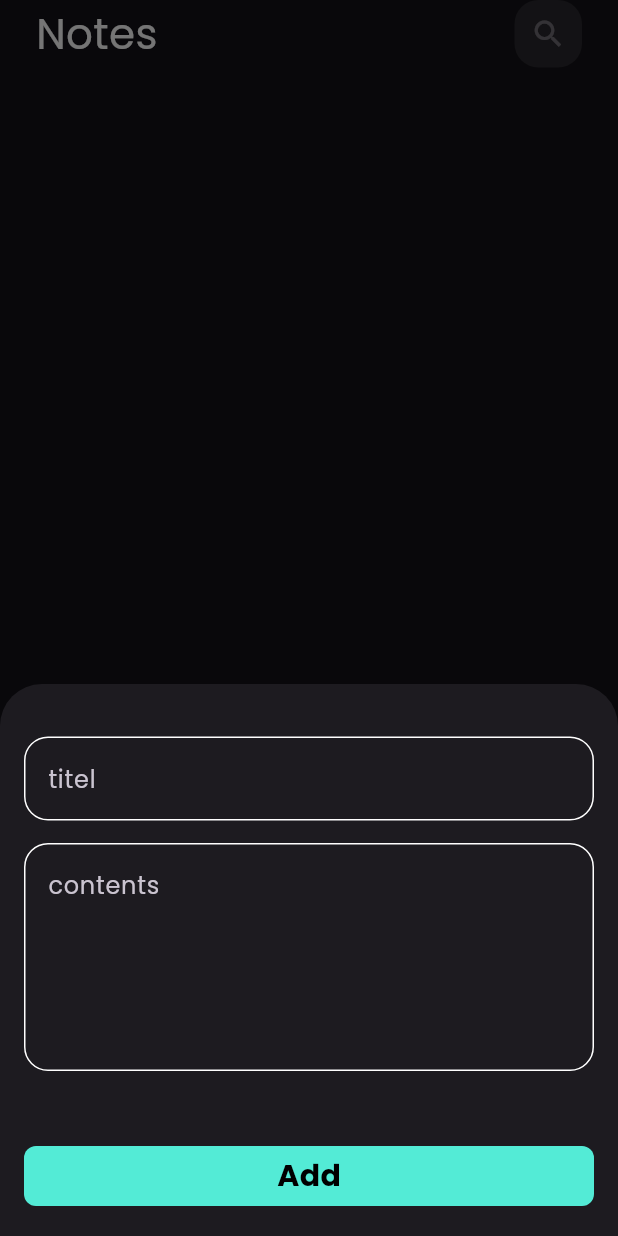
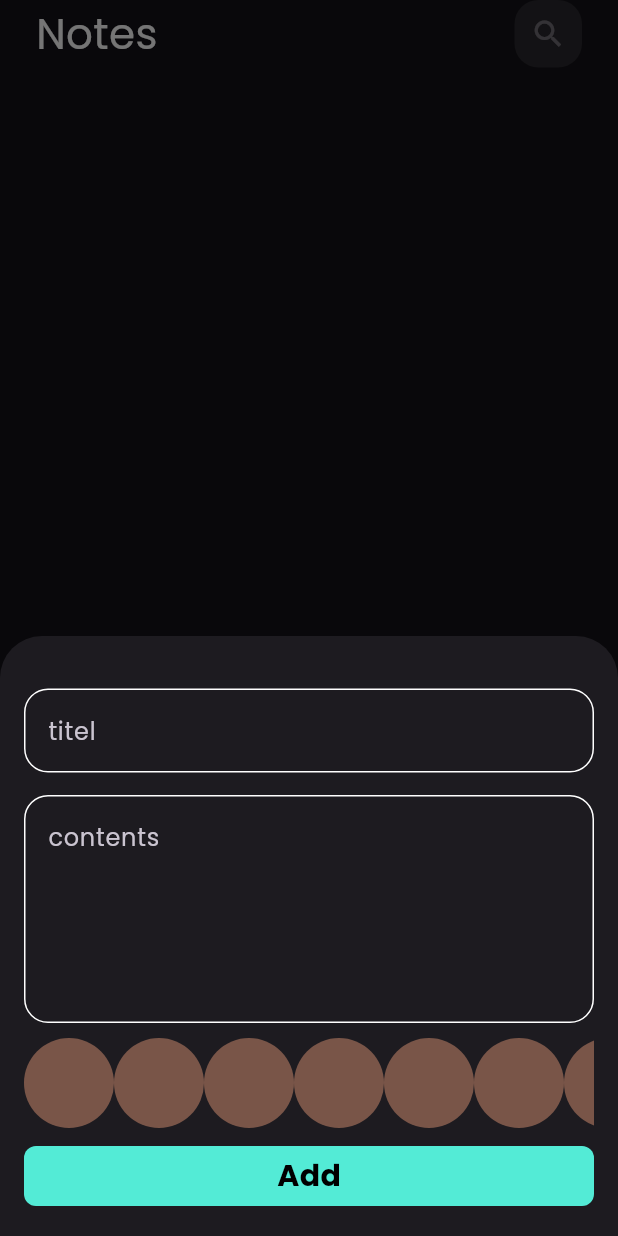
Before and after one commit to reemmohmed/notsapp, a Flutter app: the screen it shows after launch, after a tap on the "add" icon, on a phone screen of 412 x 824 dp. Run offline on Flutter 3.47's test engine with Material 3 defaults, Android fonts, the phone set to English and light mode, and no system bars; our stand-ins replace bloc, flutter_bloc, font_awesome_flutter, hive, hive_flutter; accounts and stored records are empty.

Commit message:
add color list view

```diff
--- a/lib/views/widgets/add_note_form.dart
+++ b/lib/views/widgets/add_note_form.dart
@@ -4,6 +4,7 @@ import 'package:notsapp/Models/note_model.dart';
 import 'package:notsapp/cubits/add_note/add_note_cubit.dart';
 import 'package:intl/intl.dart';
 
+import 'color_list_view.dart';
 import 'custom_buttom.dart';
 import 'custom_text_field.dart';
 
@@ -54,7 +55,11 @@ class _AddnoteformState extends State<Addnoteform> {
             maxLines: 5,
           ),
           const SizedBox(
-            height: 50,
+            height: 10,
+          ),
+          ColorListView(),
+          const SizedBox(
+            height: 12,
           ),
           BlocBuilder<AddNoteCubit, AddNoteState>(
             builder: (context, state) {
--- a/lib/views/widgets/add_notes_buttom_sheet.dart
+++ b/lib/views/widgets/add_notes_buttom_sheet.dart
@@ -1,6 +1,5 @@
 import 'package:flutter/material.dart';
 import 'package:flutter_bloc/flutter_bloc.dart';
-import 'package:modal_progress_hud_nsn/modal_progress_hud_nsn.dart';
 import 'package:notsapp/cubits/add_note/add_note_cubit.dart';
 import 'package:notsapp/cubits/notes_cubit/notes_cubit.dart';
 import 'package:notsapp/views/widgets/add_note_form.dart';
--- /dev/null
+++ b/lib/views/widgets/color_list_view.dart
@@ -0,0 +1,30 @@
+import 'package:flutter/material.dart';
+
+class ItemColor extends StatelessWidget {
+  const ItemColor({super.key});
+
+  @override
+  Widget build(BuildContext context) {
+    return const CircleAvatar(
+      radius: 30,
+      backgroundColor: Colors.brown,
+    );
+  }
+}
+
+class ColorListView extends StatelessWidget {
+  const ColorListView({super.key});
+
+  @override
+  Widget build(BuildContext context) {
+    return SizedBox(
+      height: 30 * 2,
+      child: ListView.builder(
+          itemCount: 10,
+          scrollDirection: Axis.horizontal,
+          itemBuilder: (context, index) {
+            return const ItemColor();
+          }),
+    );
+  }
+}
```
